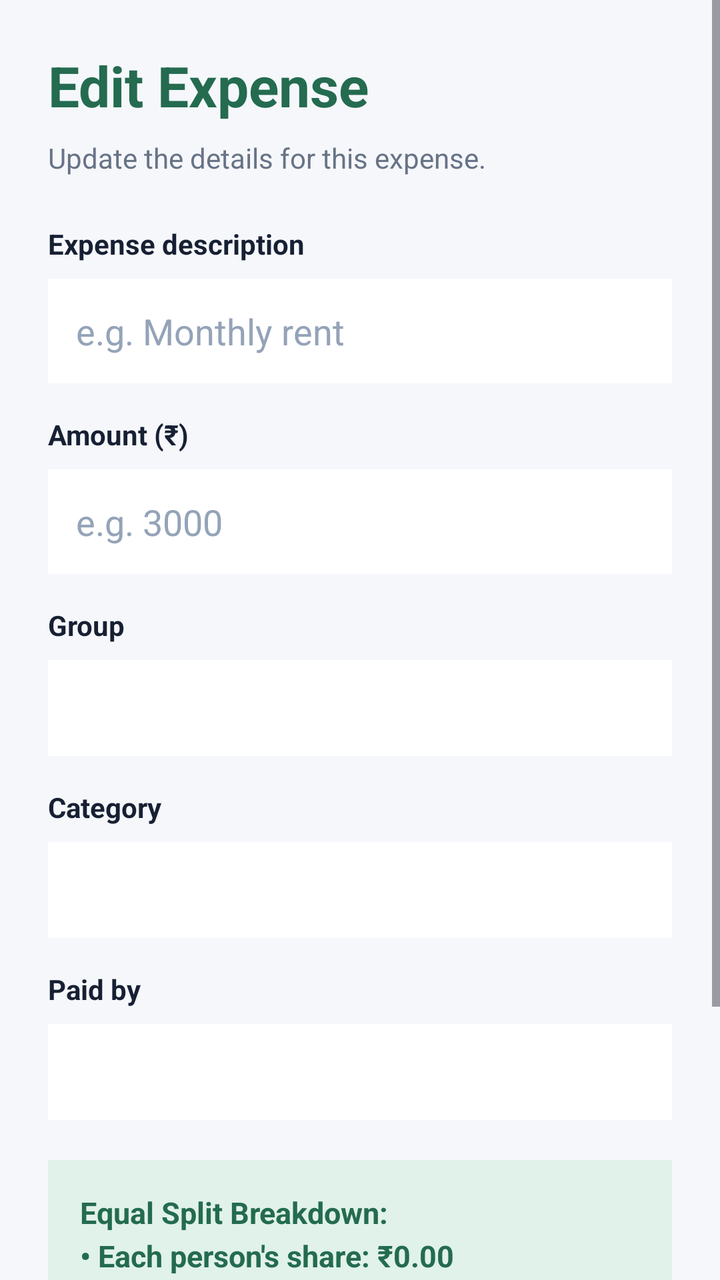
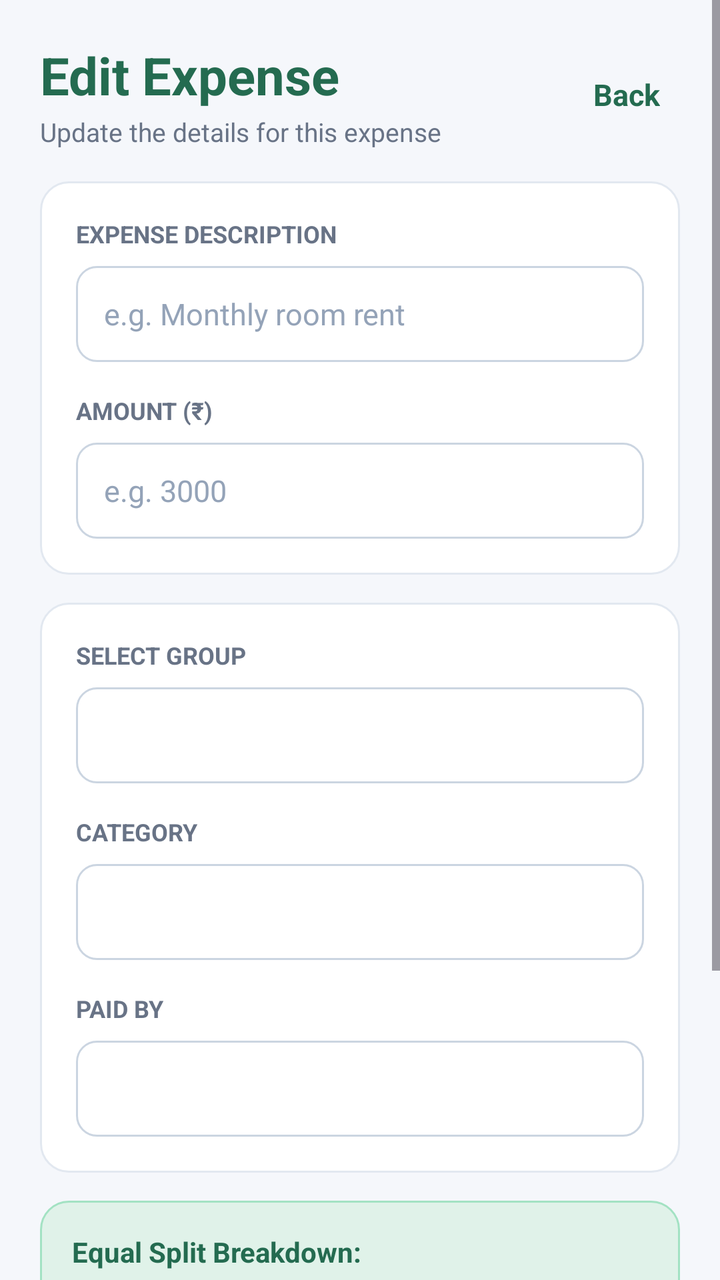

Screens rendered from an Android XML layout before and after an edit, with the pre-edit source and the edit as a unified diff.
<!-- AndroidManifest.xml: application theme Theme.BillSplit -->
<!-- res/layout/activity_edit_expense.xml -->
<?xml version="1.0" encoding="utf-8"?>
<ScrollView xmlns:android="http://schemas.android.com/apk/res/android"
    android:layout_width="match_parent"
    android:layout_height="match_parent"
    android:background="#F5F7FB"
    android:fillViewport="true">

    <LinearLayout
        android:layout_width="match_parent"
        android:layout_height="wrap_content"
        android:orientation="vertical"
        android:padding="24dp">

        <TextView
            android:layout_width="wrap_content"
            android:layout_height="wrap_content"
            android:text="Edit Expense"
            android:textColor="#246B50"
            android:textSize="28sp"
            android:textStyle="bold" />

        <TextView
            android:layout_width="wrap_content"
            android:layout_height="wrap_content"
            android:layout_marginTop="8dp"
            android:text="Update the details for this expense."
            android:textColor="#687386"
            android:textSize="14sp" />

        <TextView
            android:layout_width="wrap_content"
            android:layout_height="wrap_content"
            android:layout_marginTop="24dp"
            android:text="Expense description"
            android:textColor="#172033"
            android:textStyle="bold" />

        <EditText
            android:id="@+id/etEditDescription"
            android:layout_width="match_parent"
            android:layout_height="wrap_content"
            android:layout_marginTop="8dp"
            android:background="#FFFFFF"
            android:hint="e.g. Monthly rent"
            android:inputType="textCapSentences"
            android:padding="14dp"
            android:textColor="#172033"
            android:textColorHint="#94A3B8" />

        <TextView
            android:layout_width="wrap_content"
            android:layout_height="wrap_content"
            android:layout_marginTop="16dp"
            android:text="Amount (₹)"
            android:textColor="#172033"
            android:textStyle="bold" />

        <EditText
            android:id="@+id/etEditAmount"
            android:layout_width="match_parent"
            android:layout_height="wrap_content"
            android:layout_marginTop="8dp"
            android:background="#FFFFFF"
            android:hint="e.g. 3000"
            android:inputType="numberDecimal"
            android:padding="14dp"
            android:textColor="#172033"
            android:textColorHint="#94A3B8" />

        <TextView
            android:layout_width="wrap_content"
            android:layout_height="wrap_content"
            android:layout_marginTop="16dp"
            android:text="Group"
            android:textColor="#172033"
            android:textStyle="bold" />

        <Spinner
            android:id="@+id/spEditGroup"
            android:layout_width="match_parent"
            android:layout_height="48dp"
            android:layout_marginTop="8dp"
            android:background="#FFFFFF"
            android:paddingStart="8dp"
            android:paddingEnd="8dp" />

        <TextView
            android:layout_width="wrap_content"
            android:layout_height="wrap_content"
            android:layout_marginTop="16dp"
            android:text="Category"
            android:textColor="#172033"
            android:textStyle="bold" />

        <Spinner
            android:id="@+id/spEditCategory"
            android:layout_width="match_parent"
            android:layout_height="48dp"
            android:layout_marginTop="8dp"
            android:background="#FFFFFF"
            android:paddingStart="8dp"
            android:paddingEnd="8dp" />

        <TextView
            android:layout_width="wrap_content"
            android:layout_height="wrap_content"
            android:layout_marginTop="16dp"
            android:text="Paid by"
            android:textColor="#172033"
            android:textStyle="bold" />

        <Spinner
            android:id="@+id/spEditPaidBy"
            android:layout_width="match_parent"
            android:layout_height="48dp"
            android:layout_marginTop="8dp"
            android:background="#FFFFFF"
            android:paddingStart="8dp"
            android:paddingEnd="8dp" />

        <TextView
            android:id="@+id/tvEditSplitPreview"
            android:layout_width="match_parent"
            android:layout_height="wrap_content"
            android:layout_marginTop="20dp"
            android:background="#E0F2E9"
            android:lineSpacingExtra="4dp"
            android:padding="16dp"
            android:text="Equal Split Breakdown:\n• Each person's share: ₹0.00"
            android:textColor="#246B50"
            android:textSize="15sp"
            android:textStyle="bold" />

        <Button
            android:id="@+id/btnUpdateExpense"
            android:layout_width="match_parent"
            android:layout_height="56dp"
            android:layout_marginTop="24dp"
            android:backgroundTint="#246B50"
            android:text="Update Expense"
            android:textAllCaps="false"
            android:textColor="#FFFFFF"
            android:textSize="16sp" />

        <Button
            android:id="@+id/btnEditCancel"
            android:layout_width="match_parent"
            android:layout_height="48dp"
            android:layout_marginTop="8dp"
            android:text="Cancel"
            android:textAllCaps="false" />

    </LinearLayout>
</ScrollView>
<!-- resources referenced by this layout -->
<resources>
  <style name="Theme.BillSplit" parent="Base.Theme.BillSplit" />
  <style name="Base.Theme.BillSplit" parent="Theme.Material3.Light.NoActionBar">
          <item name="android:windowBackground">#F5F7FB</item>
          <item name="colorPrimary">#246B50</item>
          <item name="android:forceDarkAllowed" tools:targetApi="q">false</item>
      </style>
</resources>

<!-- the commit's change to res/layout/activity_edit_expense.xml (unified diff, before → after) -->
@@ -9,146 +9,206 @@
         android:layout_width="match_parent"
         android:layout_height="wrap_content"
         android:orientation="vertical"
-        android:padding="24dp">
-
-        <TextView
-            android:layout_width="wrap_content"
-            android:layout_height="wrap_content"
-            android:text="Edit Expense"
-            android:textColor="#246B50"
-            android:textSize="28sp"
-            android:textStyle="bold" />
-
-        <TextView
-            android:layout_width="wrap_content"
-            android:layout_height="wrap_content"
-            android:layout_marginTop="8dp"
-            android:text="Update the details for this expense."
-            android:textColor="#687386"
-            android:textSize="14sp" />
-
-        <TextView
-            android:layout_width="wrap_content"
-            android:layout_height="wrap_content"
-            android:layout_marginTop="24dp"
-            android:text="Expense description"
-            android:textColor="#172033"
-            android:textStyle="bold" />
-
-        <EditText
-            android:id="@+id/etEditDescription"
-            android:layout_width="match_parent"
-            android:layout_height="wrap_content"
-            android:layout_marginTop="8dp"
-            android:background="#FFFFFF"
-            android:hint="e.g. Monthly rent"
-            android:inputType="textCapSentences"
-            android:padding="14dp"
-            android:textColor="#172033"
-            android:textColorHint="#94A3B8" />
-
-        <TextView
-            android:layout_width="wrap_content"
+        android:padding="20dp">
+
+        
+        <LinearLayout
+            android:layout_width="match_parent"
+            android:layout_height="wrap_content"
+            android:gravity="center_vertical"
+            android:orientation="horizontal">
+
+            <LinearLayout
+                android:layout_width="0dp"
+                android:layout_height="wrap_content"
+                android:layout_weight="1"
+                android:orientation="vertical">
+
+                <TextView
+                    android:layout_width="wrap_content"
+                    android:layout_height="wrap_content"
+                    android:text="Edit Expense"
+                    android:textColor="#246B50"
+                    android:textSize="26sp"
+                    android:textStyle="bold" />
+
+                <TextView
+                    android:layout_width="wrap_content"
+                    android:layout_height="wrap_content"
+                    android:layout_marginTop="2dp"
+                    android:text="Update the details for this expense"
+                    android:textColor="#687386"
+                    android:textSize="13sp" />
+            </LinearLayout>
+
+            <TextView
+                android:id="@+id/btnHeaderBack"
+                android:layout_width="wrap_content"
+                android:layout_height="wrap_content"
+                android:background="?attr/selectableItemBackground"
+                android:clickable="true"
+                android:focusable="true"
+                android:padding="10dp"
+                android:text="Back"
+                android:textColor="#246B50"
+                android:textSize="15sp"
+                android:textStyle="bold" />
+        </LinearLayout>
+
+        
+        <LinearLayout
+            android:layout_width="match_parent"
             android:layout_height="wrap_content"
             android:layout_marginTop="16dp"
-            android:text="Amount (₹)"
-            android:textColor="#172033"
-            android:textStyle="bold" />
-
-        <EditText
-            android:id="@+id/etEditAmount"
-            android:layout_width="match_parent"
-            android:layout_height="wrap_content"
-            android:layout_marginTop="8dp"
-            android:background="#FFFFFF"
-            android:hint="e.g. 3000"
-            android:inputType="numberDecimal"
-            android:padding="14dp"
-            android:textColor="#172033"
-            android:textColorHint="#94A3B8" />
-
-        <TextView
-            android:layout_width="wrap_content"
-            android:layout_height="wrap_content"
-            android:layout_marginTop="16dp"
-            android:text="Group"
-            android:textColor="#172033"
-            android:textStyle="bold" />
-
-        <Spinner
-            android:id="@+id/spEditGroup"
-            android:layout_width="match_parent"
-            android:layout_height="48dp"
-            android:layout_marginTop="8dp"
-            android:background="#FFFFFF"
-            android:paddingStart="8dp"
-            android:paddingEnd="8dp" />
-
-        <TextView
-            android:layout_width="wrap_content"
-            android:layout_height="wrap_content"
-            android:layout_marginTop="16dp"
-            android:text="Category"
-            android:textColor="#172033"
-            android:textStyle="bold" />
-
-        <Spinner
-            android:id="@+id/spEditCategory"
-            android:layout_width="match_parent"
-            android:layout_height="48dp"
-            android:layout_marginTop="8dp"
-            android:background="#FFFFFF"
-            android:paddingStart="8dp"
-            android:paddingEnd="8dp" />
-
-        <TextView
-            android:layout_width="wrap_content"
-            android:layout_height="wrap_content"
-            android:layout_marginTop="16dp"
-            android:text="Paid by"
-            android:textColor="#172033"
-            android:textStyle="bold" />
-
-        <Spinner
-            android:id="@+id/spEditPaidBy"
-            android:layout_width="match_parent"
-            android:layout_height="48dp"
-            android:layout_marginTop="8dp"
-            android:background="#FFFFFF"
-            android:paddingStart="8dp"
-            android:paddingEnd="8dp" />
-
+            android:background="@drawable/bg_card"
+            android:orientation="vertical"
+            android:padding="18dp">
+
+            <TextView
+                android:layout_width="wrap_content"
+                android:layout_height="wrap_content"
+                android:text="EXPENSE DESCRIPTION"
+                android:textColor="#687386"
+                android:textSize="12sp"
+                android:textStyle="bold" />
+
+            <EditText
+                android:id="@+id/etEditDescription"
+                android:layout_width="match_parent"
+                android:layout_height="48dp"
+                android:layout_marginTop="8dp"
+                android:background="@drawable/bg_input_field"
+                android:hint="e.g. Monthly room rent"
+                android:inputType="textCapSentences"
+                android:paddingStart="14dp"
+                android:paddingEnd="14dp"
+                android:textColor="#172033"
+                android:textColorHint="#94A3B8"
+                android:textSize="15sp" />
+
+            <TextView
+                android:layout_width="wrap_content"
+                android:layout_height="wrap_content"
+                android:layout_marginTop="16dp"
+                android:text="AMOUNT (₹)"
+                android:textColor="#687386"
+                android:textSize="12sp"
+                android:textStyle="bold" />
+
+            <EditText
+                android:id="@+id/etEditAmount"
+                android:layout_width="match_parent"
+                android:layout_height="48dp"
+                android:layout_marginTop="8dp"
+                android:background="@drawable/bg_input_field"
+                android:hint="e.g. 3000"
+                android:inputType="numberDecimal"
+                android:paddingStart="14dp"
+                android:paddingEnd="14dp"
+                android:textColor="#172033"
+                android:textColorHint="#94A3B8"
+                android:textSize="15sp" />
+        </LinearLayout>
+
+        
+        <LinearLayout
+            android:layout_width="match_parent"
+            android:layout_height="wrap_content"
+            android:layout_marginTop="14dp"
+            android:background="@drawable/bg_card"
+            android:orientation="vertical"
+            android:padding="18dp">
+
+            <TextView
+                android:layout_width="wrap_content"
+                android:layout_height="wrap_content"
+                android:text="SELECT GROUP"
+                android:textColor="#687386"
+                android:textSize="12sp"
+                android:textStyle="bold" />
+
+            <Spinner
+                android:id="@+id/spEditGroup"
+                android:layout_width="match_parent"
+                android:layout_height="48dp"
+                android:layout_marginTop="8dp"
+                android:background="@drawable/bg_input_field"
+                android:paddingStart="10dp"
+                android:paddingEnd="10dp" />
+
+            <TextView
+                android:layout_width="wrap_content"
+                android:layout_height="wrap_content"
+                android:layout_marginTop="16dp"
+                android:text="CATEGORY"
+                android:textColor="#687386"
+                android:textSize="12sp"
+                android:textStyle="bold" />
+
+            <Spinner
+                android:id="@+id/spEditCategory"
+                android:layout_width="match_parent"
+                android:layout_height="48dp"
+                android:layout_marginTop="8dp"
+                android:background="@drawable/bg_input_field"
+                android:paddingStart="10dp"
+                android:paddingEnd="10dp" />
+
+            <TextView
+                android:layout_width="wrap_content"
+                android:layout_height="wrap_content"
+                android:layout_marginTop="16dp"
+                android:text="PAID BY"
+                android:textColor="#687386"
+                android:textSize="12sp"
+                android:textStyle="bold" />
+
+            <Spinner
+                android:id="@+id/spEditPaidBy"
+                android:layout_width="match_parent"
+                android:layout_height="48dp"
+                android:layout_marginTop="8dp"
+                android:background="@drawable/bg_input_field"
+                android:paddingStart="10dp"
+                android:paddingEnd="10dp" />
+        </LinearLayout>
+
+        
         <TextView
             android:id="@+id/tvEditSplitPreview"
             android:layout_width="match_parent"
             android:layout_height="wrap_content"
-            android:layout_marginTop="20dp"
-            android:background="#E0F2E9"
+            android:layout_marginTop="14dp"
+            android:background="@drawable/bg_preview_card"
             android:lineSpacingExtra="4dp"
             android:padding="16dp"
             android:text="Equal Split Breakdown:\n• Each person's share: ₹0.00"
             android:textColor="#246B50"
-            android:textSize="15sp"
+            android:textSize="14sp"
             android:textStyle="bold" />
 
+        
         <Button
             android:id="@+id/btnUpdateExpense"
             android:layout_width="match_parent"
-            android:layout_height="56dp"
-            android:layout_marginTop="24dp"
+            android:layout_height="52dp"
+            android:layout_marginTop="20dp"
             android:backgroundTint="#246B50"
             android:text="Update Expense"
             android:textAllCaps="false"
             android:textColor="#FFFFFF"
-            android:textSize="16sp" />
+            android:textSize="15sp" />
 
         <Button
             android:id="@+id/btnEditCancel"
+            style="@style/Widget.Material3.Button.OutlinedButton"
             android:layout_width="match_parent"
             android:layout_height="48dp"
             android:layout_marginTop="8dp"
+            android:layout_marginBottom="24dp"
             android:text="Cancel"
-            android:textAllCaps="false" />
+            android:textAllCaps="false"
+            android:textColor="#687386" />
 
     </LinearLayout>
 </ScrollView>
<!-- resource entries referenced after the edit -->
@@ -1,5 +1,35 @@
 <!-- resources referenced by this layout -->
 <resources>
+  <!-- drawable bg_card (drawable) -->
+  <?xml version="1.0" encoding="utf-8"?>
+  <shape xmlns:android="http://schemas.android.com/apk/res/android"
+      android:shape="rectangle">
+      <solid android:color="#FFFFFF" />
+      <stroke
+          android:width="1dp"
+          android:color="#E2E8F0" />
+      <corners android:radius="14dp" />
+  </shape>
+  <!-- drawable bg_input_field (drawable) -->
+  <?xml version="1.0" encoding="utf-8"?>
+  <shape xmlns:android="http://schemas.android.com/apk/res/android"
+      android:shape="rectangle">
+      <solid android:color="#FFFFFF" />
+      <stroke
+          android:width="1dp"
+          android:color="#CBD5E1" />
+      <corners android:radius="10dp" />
+  </shape>
+  <!-- drawable bg_preview_card (drawable) -->
+  <?xml version="1.0" encoding="utf-8"?>
+  <shape xmlns:android="http://schemas.android.com/apk/res/android"
+      android:shape="rectangle">
+      <solid android:color="#E0F2E9" />
+      <stroke
+          android:width="1dp"
+          android:color="#A3E2C3" />
+      <corners android:radius="14dp" />
+  </shape>
   <style name="Theme.BillSplit" parent="Base.Theme.BillSplit" />
   <style name="Base.Theme.BillSplit" parent="Theme.Material3.Light.NoActionBar">
           <item name="android:windowBackground">#F5F7FB</item>
